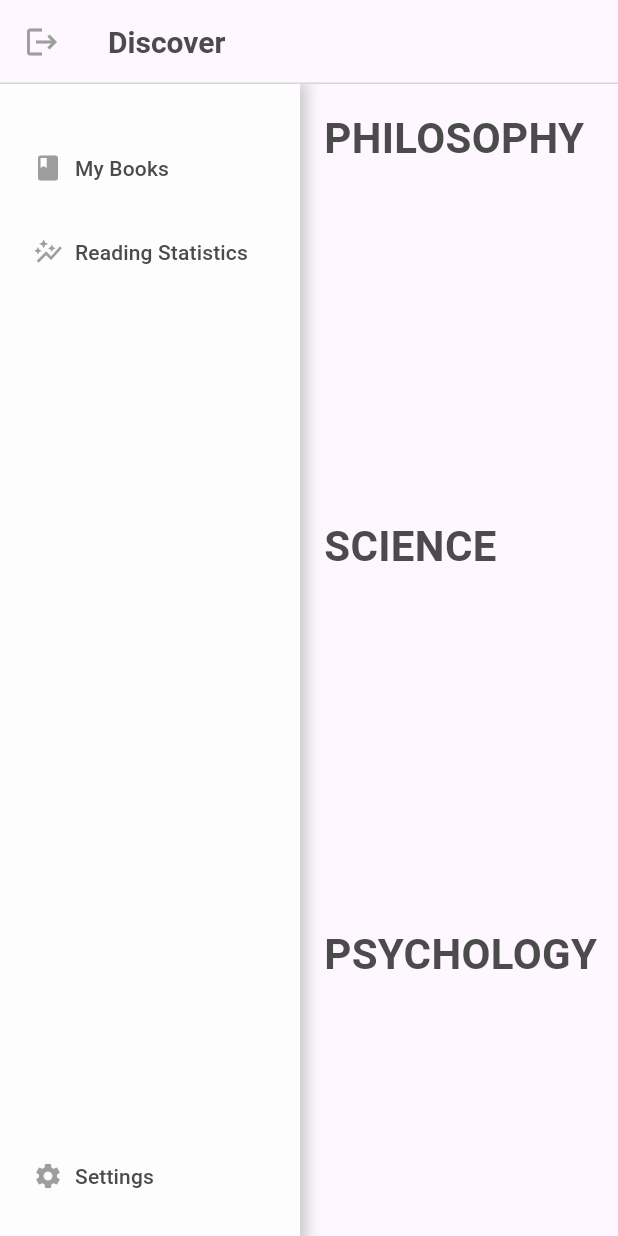
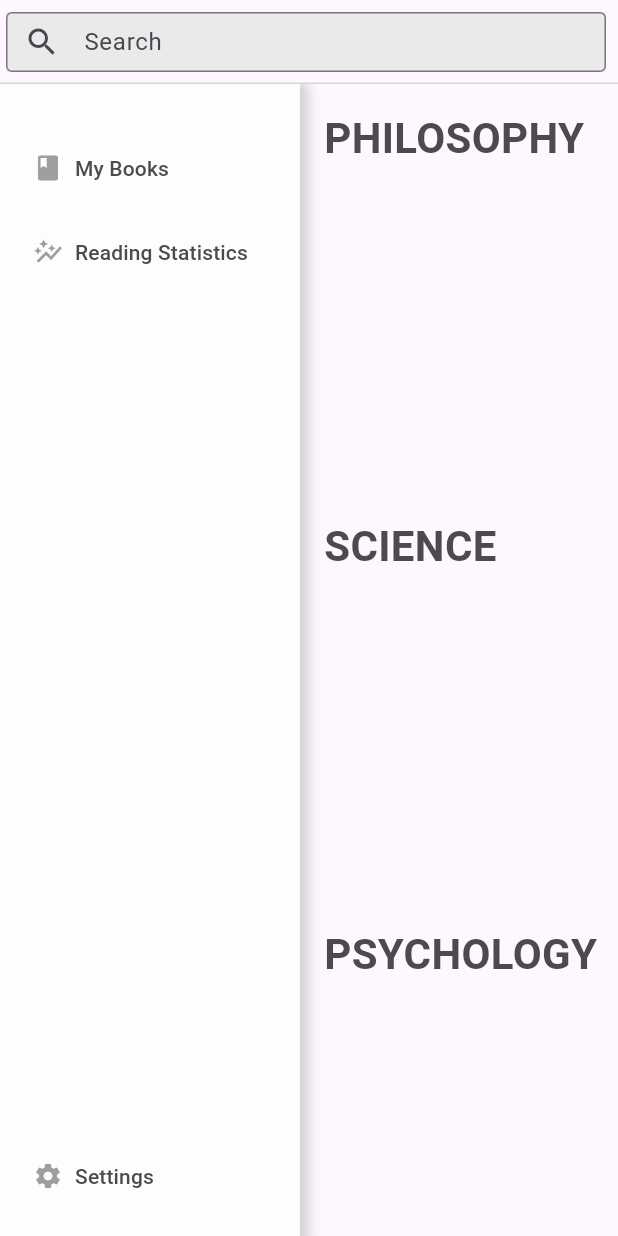
Before and after one commit to ashtondunderdale/file-engine, a Flutter app: the Discover screen opened directly, on a phone screen of 412 x 824 dp. Run offline on Flutter 3.47's test engine with Material 3 defaults, Android fonts, the phone set to English and light mode, and no system bars; missing offline and left inert: google_books_api.

Commit message:
added search bar functionality

```diff
--- a/fluttergames/lib/views/discover.dart
+++ b/fluttergames/lib/views/discover.dart
@@ -3,13 +3,23 @@ import 'package:flutter/material.dart';
 import '../globals.dart';
 import '../widgets/discover/book_list.dart';
 import '../widgets/discover/logout_button.dart';
+import '../widgets/discover/search_bar.dart';
 import '../widgets/nav_panel/nav_panel.dart';
 
-class Discover extends StatelessWidget {
+class Discover extends StatefulWidget {
   Discover({super.key});
 
-  final List<String> categories = ["Philosophy", "Science", "Psychology", "Fiction", "Thriller", "Mystery",
-                                  "Romance", "History", "Fantasy"];
+  @override
+  _DiscoverState createState() => _DiscoverState();
+}
+
+class _DiscoverState extends State<Discover> {
+  List<String> categories = [
+    "Philosophy", "Science", "Psychology", "Fiction", "Thriller", "Mystery",
+    "Romance", "History", "Fantasy"
+  ];
+
+  List<String> filteredCategories = [];
 
   @override
   Widget build(BuildContext context) {
@@ -17,6 +27,11 @@ class Discover extends StatelessWidget {
       appBar: AppBar(
         surfaceTintColor: Colors.white,
         leading: const LogoutButton(),
+        actions: [
+          BookSearchBar(onSubmitted: (query) {
+            filterCategories(query);
+          }),
+        ],
         title: Text(
           "Discover",
           style: TextStyle(
@@ -37,8 +52,9 @@ class Discover extends StatelessWidget {
           Expanded(
             child: SingleChildScrollView(
               child: Column(
+                mainAxisAlignment: MainAxisAlignment.start,
                 children: [
-                  for (String category in categories)
+                  for (String category in filteredCategories.isNotEmpty ? filteredCategories: categories)
                     BookList(category: category),
                 ],
               ),
@@ -48,4 +64,12 @@ class Discover extends StatelessWidget {
       )
     );
   }
+
+  void filterCategories(String query) {
+    setState(() {
+      filteredCategories = categories
+          .where((category) => category.toLowerCase().contains(query.toLowerCase()))
+          .toList();
+    });
+  }
 }
--- a/fluttergames/lib/widgets/discover/search_bar.dart
+++ b/fluttergames/lib/widgets/discover/search_bar.dart
@@ -0,0 +1,30 @@
+import 'package:flutter/material.dart';
+
+class BookSearchBar extends StatelessWidget {
+  final ValueChanged<String> onSubmitted;
+
+  BookSearchBar({super.key, required this.onSubmitted});
+
+  final TextEditingController searchController = TextEditingController();
+
+  @override
+  Widget build(BuildContext context) {
+    return Padding(
+      padding: const EdgeInsets.only(right: 8),
+      child: Container(
+        width: 400,
+        height: 40,
+        color: const Color.fromARGB(255, 234, 234, 234),
+        child: TextField(
+          controller: searchController,
+          decoration: const InputDecoration(
+            labelText: "Search",
+            border: OutlineInputBorder(),
+            prefixIcon: Icon(Icons.search),
+          ),
+          onSubmitted: onSubmitted,
+        ),
+      ),
+    );
+  }
+}
```
